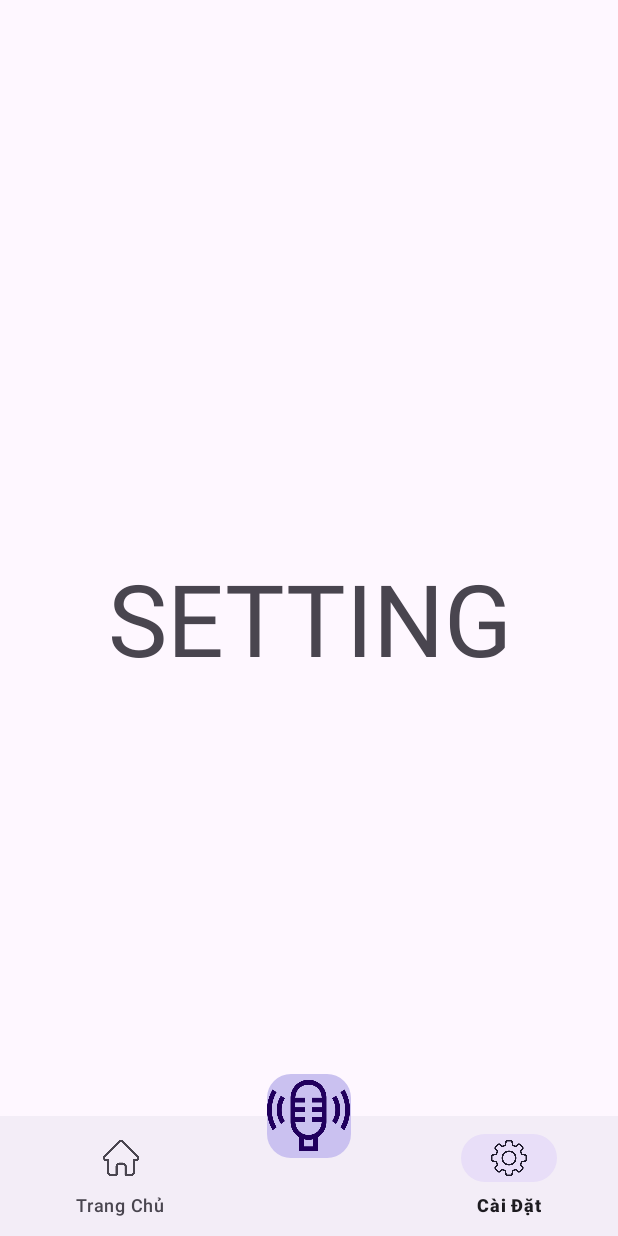
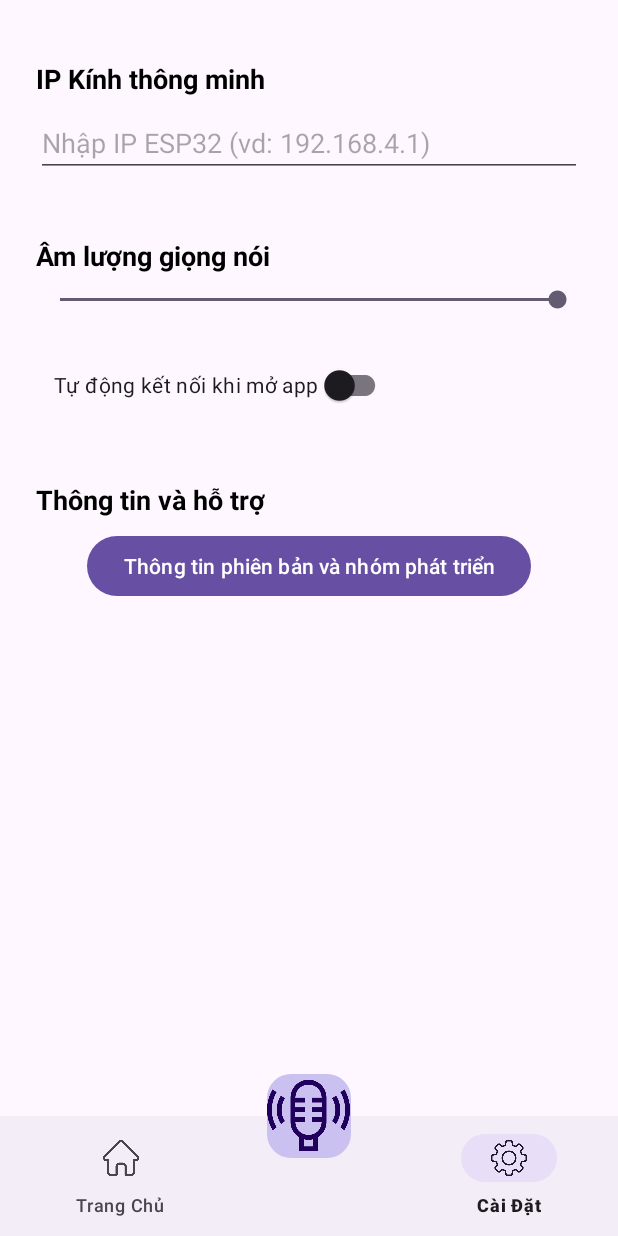
Before and after one commit to AnhKhoa027/SmartGlass, an Android app: the screen it shows after launch (MainActivity), item 3 of the bottom bar chosen, on a phone screen of 412 x 824 dp. Run offline under Robolectric (Android 15) with nearby library versions, the phone set to English and light mode, and no system bars; our stand-ins replace Volley.

Commit message:
Anh Khoa: Code chức năng SettingFragment

```diff
--- a/app/build.gradle.kts
+++ b/app/build.gradle.kts
@@ -49,4 +49,5 @@ dependencies {
     androidTestImplementation(libs.androidx.junit)
     androidTestImplementation(libs.androidx.espresso.core)
     implementation("com.android.volley:volley:1.2.1")
+    implementation("androidx.appcompat:appcompat:1.6.1")
 }
--- a/app/src/main/java/com/example/smartglass/HomeFragment.kt
+++ b/app/src/main/java/com/example/smartglass/HomeFragment.kt
@@ -1,5 +1,6 @@
 package com.example.smartglass
 
+import android.content.Context
 import android.graphics.Color
 import android.os.Bundle
 import android.view.LayoutInflater
@@ -7,28 +8,35 @@ import android.view.View
 import android.view.ViewGroup
 import android.widget.Button
 import android.widget.Toast
+import androidx.core.graphics.toColorInt
 import androidx.fragment.app.Fragment
 import com.android.volley.Request
+import com.android.volley.RequestQueue
 import com.android.volley.toolbox.StringRequest
 import com.android.volley.toolbox.Volley
-import androidx.core.graphics.toColorInt
 
 class HomeFragment : Fragment() {
 
-    private lateinit var connectButton: Button
-    private val esp32ConnectUrl = "http://192.168.4.1/connect"
-    private val esp32DisconnectUrl = "http://192.168.4.1/disconnect"
-    private var isConnected = false
+    private lateinit var btnConnectESP32: Button
+    private lateinit var requestQueue: RequestQueue
+    private var isESP32Connected = false
+
+    private val esp32Ip: String
+        get() = requireContext()
+            .getSharedPreferences(PREFS_NAME, Context.MODE_PRIVATE)
+            .getString(KEY_ESP32_IP, DEFAULT_IP) ?: DEFAULT_IP
+
+    private fun buildESP32Url(path: String) = "http://$esp32Ip/$path"
 
     override fun onCreateView(
         inflater: LayoutInflater, container: ViewGroup?,
         savedInstanceState: Bundle?
-    ): View? {
+    ): View {
         val view = inflater.inflate(R.layout.fragment_home, container, false)
+        btnConnectESP32 = view.findViewById(R.id.btnConnect)
 
-        connectButton = view.findViewById(R.id.btnConnect)
-        connectButton.setOnClickListener {
-            if (isConnected) {
+        btnConnectESP32.setOnClickListener {
+            if (isESP32Connected) {
                 disconnectFromESP32()
             } else {
                 connectToESP32()
@@ -38,61 +46,64 @@ class HomeFragment : Fragment() {
         return view
     }
 
+    override fun onViewCreated(view: View, savedInstanceState: Bundle?) {
+        super.onViewCreated(view, savedInstanceState)
+        requestQueue = Volley.newRequestQueue(requireContext())
+
+        val prefs = requireContext().getSharedPreferences(PREFS_NAME, Context.MODE_PRIVATE)
+        val autoConnect = prefs.getBoolean(KEY_AUTO_CONNECT, false)
+
+        if (autoConnect) {
+            connectToESP32()
+        }
+    }
+
+    private fun updateButtonState(textRes: Int, bgColor: String, enabled: Boolean) {
+        btnConnectESP32.apply {
+            text = getString(textRes)
+            setBackgroundColor(bgColor.toColorInt())
+            isEnabled = enabled
+        }
+    }
+
     fun connectToESP32() {
-        connectButton.apply {
-            isEnabled = false
-            text = getString(R.string.connecting)
-            setBackgroundColor(Color.GRAY)
-        }
+        updateButtonState(R.string.connecting, "#808080", false)
 
-        val requestQueue = Volley.newRequestQueue(requireContext())
-        val request = StringRequest(Request.Method.GET, esp32ConnectUrl,
+        val request = StringRequest(
+            Request.Method.GET, buildESP32Url("connect"),
             {
-                isConnected = true
-                connectButton.apply {
-                    text = getString(R.string.connected)
-                    setBackgroundColor("#4CAF50".toColorInt())
-                    isEnabled = true
-                }
+                isESP32Connected = true
+                updateButtonState(R.string.connected, "#4CAF50", true)
             },
             {
-                Toast.makeText(context, getString(R.string.connect_failed), Toast.LENGTH_SHORT).show()
-                connectButton.apply {
-                    text = getString(R.string.connect)
-                    setBackgroundColor("#2F58C3".toColorInt())
-                    isEnabled = true
-                }
-            })
-
+                Toast.makeText(context, R.string.connect_failed, Toast.LENGTH_SHORT).show()
+                updateButtonState(R.string.connect, "#2F58C3", true)
+            }
+        )
         requestQueue.add(request)
     }
 
     fun disconnectFromESP32() {
-        connectButton.apply {
-            isEnabled = false
-            text = getString(R.string.disconnecting)
-            setBackgroundColor(Color.GRAY)
-        }
+        updateButtonState(R.string.disconnecting, "#808080", false)
 
-        val requestQueue = Volley.newRequestQueue(requireContext())
-        val request = StringRequest(Request.Method.GET, esp32DisconnectUrl,
+        val request = StringRequest(
+            Request.Method.GET, buildESP32Url("disconnect"),
             {
-                isConnected = false
-                connectButton.apply {
-                    text = getString(R.string.disconnected)
-                    setBackgroundColor("#A9AFC0".toColorInt())
-                    isEnabled = true
-                }
+                isESP32Connected = false
+                updateButtonState(R.string.disconnected, "#A9AFC0", true)
             },
             {
-                Toast.makeText(context, getString(R.string.disconnect_failed), Toast.LENGTH_SHORT).show()
-                connectButton.apply {
-                    text = getString(R.string.connected)
-                    setBackgroundColor("#4CAF50".toColorInt())
-                    isEnabled = true
-                }
-            })
-
+                Toast.makeText(context, R.string.disconnect_failed, Toast.LENGTH_SHORT).show()
+                updateButtonState(R.string.connected, "#4CAF50", true)
+            }
+        )
         requestQueue.add(request)
     }
+
+    companion object {
+        private const val PREFS_NAME = "app_settings"
+        private const val KEY_ESP32_IP = "esp32_ip"
+        private const val KEY_AUTO_CONNECT = "auto_connect"
+        private const val DEFAULT_IP = "192.168.4.1"
+    }
 }
--- a/app/src/main/java/com/example/smartglass/SettingFragment.kt
+++ b/app/src/main/java/com/example/smartglass/SettingFragment.kt
@@ -1,59 +1,100 @@
 package com.example.smartglass
 
+import android.content.Context
 import android.os.Bundle
-import androidx.fragment.app.Fragment
 import android.view.LayoutInflater
 import android.view.View
 import android.view.ViewGroup
+import android.widget.SeekBar
+import android.widget.Button
+import androidx.appcompat.app.AlertDialog
+import androidx.appcompat.widget.SwitchCompat
+import androidx.fragment.app.Fragment
+import androidx.core.content.edit
 
-// TODO: Rename parameter arguments, choose names that match
-// the fragment initialization parameters, e.g. ARG_ITEM_NUMBER
-private const val ARG_PARAM1 = "param1"
-private const val ARG_PARAM2 = "param2"
+class SettingFragment : Fragment() {
 
-/**
- * A simple [Fragment] subclass.
- * Use the [SettingFragment.newInstance] factory method to
- * create an instance of this fragment.
- */
-class SettingFragment : Fragment() {
-    // TODO: Rename and change types of parameters
-    private var param1: String? = null
-    private var param2: String? = null
+    private lateinit var seekBarVolume: SeekBar
+    private lateinit var switchAutoConnectDevice: SwitchCompat
+    private lateinit var buttonAppInfo: Button
 
-    override fun onCreate(savedInstanceState: Bundle?) {
-        super.onCreate(savedInstanceState)
-        arguments?.let {
-            param1 = it.getString(ARG_PARAM1)
-            param2 = it.getString(ARG_PARAM2)
-        }
+    // Khởi tạo SharedPreferences chỉ 1 lần
+    private val prefs by lazy {
+        requireContext().getSharedPreferences(PREFS_NAME, Context.MODE_PRIVATE)
     }
 
     override fun onCreateView(
         inflater: LayoutInflater, container: ViewGroup?,
         savedInstanceState: Bundle?
-    ): View? {
-        // Inflate the layout for this fragment
-        return inflater.inflate(R.layout.fragment_setting, container, false)
+    ): View = inflater.inflate(R.layout.fragment_setting, container, false)
+
+    override fun onViewCreated(view: View, savedInstanceState: Bundle?) {
+        seekBarVolume = view.findViewById(R.id.seekbar_tts_volume)
+        switchAutoConnectDevice = view.findViewById(R.id.switch_auto_connect)
+        buttonAppInfo = view.findViewById(R.id.btn_app_info)
+
+        loadSettings()
+        setupListeners()
+    }
+
+    private fun loadSettings() {
+        seekBarVolume.progress = prefs.getInt(KEY_VOLUME, DEFAULT_VOLUME)
+            .coerceIn(MIN_VOLUME, MAX_VOLUME)
+        switchAutoConnectDevice.isChecked = prefs.getBoolean(KEY_AUTO_CONNECT, false)
+    }
+
+    private fun saveSettings() {
+        prefs.edit {
+            putInt(KEY_VOLUME, seekBarVolume.progress)
+            putBoolean(KEY_AUTO_CONNECT, switchAutoConnectDevice.isChecked)
+        }
+    }
+
+    private fun setupListeners() {
+        seekBarVolume.setOnSeekBarChangeListener(object : SeekBar.OnSeekBarChangeListener {
+            override fun onProgressChanged(seekBar: SeekBar?, progress: Int, fromUser: Boolean) {
+                saveSettings()
+            }
+            override fun onStartTrackingTouch(seekBar: SeekBar?) {}
+            override fun onStopTrackingTouch(seekBar: SeekBar?) {}
+        })
+
+        switchAutoConnectDevice.setOnCheckedChangeListener { _, _ ->
+            saveSettings()
+        }
+
+        buttonAppInfo.setOnClickListener {
+            showAppInfoDialog()
+        }
+    }
+
+    private fun showAppInfoDialog() {
+        val context = requireContext()
+        val appName = context.getString(R.string.app_name)
+        val versionName = runCatching {
+            context.packageManager.getPackageInfo(context.packageName, 0).versionName
+        }.getOrDefault("1.0")
+
+        val message = getString(
+            R.string.app_info_message,
+            appName,
+            versionName
+        )
+
+        AlertDialog.Builder(context)
+            .setTitle(R.string.title_app_info)
+            .setMessage(message)
+            .setPositiveButton(R.string.close, null)
+            .show()
     }
 
     companion object {
-        /**
-         * Use this factory method to create a new instance of
-         * this fragment using the provided parameters.
-         *
-         * @param param1 Parameter 1.
-         * @param param2 Parameter 2.
-         * @return A new instance of fragment SettingFragment.
-         */
-        // TODO: Rename and change types and number of parameters
-        @JvmStatic
-        fun newInstance(param1: String, param2: String) =
-            SettingFragment().apply {
-                arguments = Bundle().apply {
-                    putString(ARG_PARAM1, param1)
-                    putString(ARG_PARAM2, param2)
-                }
-            }
+        private const val PREFS_NAME = "app_settings"
+        private const val KEY_AUTO_CONNECT = "auto_connect"
+        private const val KEY_VOLUME = "volume"
+
+        private const val MIN_VOLUME = 0
+        private const val MAX_VOLUME = 100
+        private const val DEFAULT_VOLUME = 100
     }
 }
--- a/app/src/main/res/layout/fragment_setting.xml
+++ b/app/src/main/res/layout/fragment_setting.xml
@@ -1,17 +1,83 @@
-<?xml version="1.0" encoding="utf-8"?>
-<FrameLayout xmlns:android="http://schemas.android.com/apk/res/android"
-    xmlns:tools="http://schemas.android.com/tools"
+<ScrollView xmlns:android="http://schemas.android.com/apk/res/android"
     android:layout_width="match_parent"
     android:layout_height="match_parent"
-    tools:context=".SettingFragment">
+    android:padding="24dp">
 
-    <!-- TODO: Update blank fragment layout -->
-    <TextView
+    <LinearLayout
         android:layout_width="match_parent"
-        android:layout_height="match_parent"
-        android:text="SETTING"
-        android:gravity="center"
-        android:textSize="100px"/>
+        android:layout_height="wrap_content"
+        android:orientation="vertical"
+        android:showDividers="none">
 
 
-</FrameLayout>
+        <TextView
+            android:layout_width="match_parent"
+            android:layout_height="wrap_content"
+            android:text="@string/label_input_ip"
+            android:textStyle="bold"
+            android:textSize="18sp"
+            android:textColor="@android:color/black"
+            android:paddingTop="16dp"
+            android:paddingBottom="8dp" />
+
+        <EditText
+            android:id="@+id/edittext_esp32_ip"
+            android:layout_width="match_parent"
+            android:layout_height="wrap_content"
+            android:hint="@string/hint_esp32_ip"
+            android:layout_marginBottom="24dp"
+            android:inputType="text"
+            android:imeOptions="actionDone"
+            android:importantForAutofill="no"
+            android:autofillHints="" />
+
+        <TextView
+            android:layout_width="match_parent"
+            android:layout_height="wrap_content"
+            android:text="@string/label_tts_volume"
+            android:textStyle="bold"
+            android:textSize="18sp"
+            android:textColor="@android:color/black"
+            android:paddingTop="16dp"
+            android:paddingBottom="8dp" />
+
+        <SeekBar
+            android:id="@+id/seekbar_tts_volume"
+            android:layout_width="match_parent"
+            android:layout_height="wrap_content"
+            android:max="100"
+            android:progress="100"
+            android:layout_marginBottom="24dp" />
+
+        <androidx.appcompat.widget.SwitchCompat
+            android:id="@+id/switch_auto_connect"
+            android:layout_width="wrap_content"
+            android:layout_height="wrap_content"
+            android:text="@string/text_auto_connect"
+            android:layout_marginBottom="24dp"
+            android:minHeight="48dp"
+            android:padding="12dp"
+            android:layout_gravity="start" />
+
+        <TextView
+            android:layout_width="match_parent"
+            android:layout_height="wrap_content"
+            android:text="@string/title_info_support"
+            android:textStyle="bold"
+            android:textSize="18sp"
+            android:textColor="@android:color/black"
+            android:paddingTop="16dp"
+            android:paddingBottom="8dp" />
+
+        <Button
+            android:id="@+id/btn_app_info"
+            android:layout_width="wrap_content"
+            android:layout_height="wrap_content"
+            android:text="@string/btn_app_info"
+            android:layout_marginBottom="12dp"
+            android:minWidth="120dp"
+            android:paddingHorizontal="24dp"
+            android:layout_gravity="center_horizontal" />
+
+    </LinearLayout>
+</ScrollView>
--- a/app/src/main/res/values/strings.xml
+++ b/app/src/main/res/values/strings.xml
@@ -1,5 +1,5 @@
 <resources>
-    //UI
+    <!-- UI -->
     <string name="app_name">SmartGlass</string>
     <string name="voice_input">Voice input</string>
     <string name="smart_glass">Kính thông minh</string>
@@ -9,7 +9,7 @@
     <string name="icon_wifi">Biểu tượng Wifi</string>
     <string name="btn_connect">Nút ấn kết nối với Kính thông minh</string>
 
-    //Lệnh
+    <!-- Lệnh -->
     <string name="connect">Kết nối</string>
     <string name="connected">Đã kết nối</string>
     <string name="connecting">Đang kết nối...</string>
@@ -19,12 +19,24 @@
     <string name="disconnect_failed">Ngắt kết nối thất bại</string>
     <string name="voice_prompt">Hãy nói lệnh...</string>
 
-    //Phản hồi
+    <!-- Phản hồi -->
     <string name="voice_greeting">Chào bạn đến với SmartGlass. Hãy bấm mic ở góc dưới màn hình để ra lệnh.</string>
     <string name="voice_not_supported">Thiết bị không hỗ trợ giọng nói</string>
     <string name="voice_not_understood">Xin lỗi, tôi không hiểu lệnh của bạn</string>
     <string name="voice_connection_failed">Kết nối thất bại. Vui lòng thử lại.</string>
 
+    <!-- Setting Fragment -->
+    <string name="title_tts_settings">Cài đặt giọng nói</string>
+    <string name="title_info_support">Thông tin và hỗ trợ</string>
+    <string name="text_auto_connect">Tự động kết nối khi mở app</string>
+    <string name="btn_app_info">Thông tin phiên bản và nhóm phát triển</string>
+    <string name="title_app_info">Thông tin ứng dụng</string>
+    <string name="close">Đóng</string>
+    <string name="app_info_message">%1$s\nPhiên bản: %2$s\nNhóm Nghiên cứu khoa học: C1SE.16\nTrương Công Thành\nLê Hòa Hiệp\nNguyễn Văn Hướng\nPhạm Anh Khoa\nNguyễn Tấn Việt</string>
+    <string name="hint_esp32_ip">Nhập IP ESP32 (vd: 192.168.4.1)</string>
+    <string name="label_tts_volume">Âm lượng giọng nói</string>
+    <string name="label_input_ip">IP Kính thông minh</string>
+
     <!-- TODO: Remove or change this placeholder text -->
     <string name="hello_blank_fragment">Hello blank fragment</string>
 </resources>
```
Also changed, not shown: app/src/main/java/com/example/smartglass/VoiceResponder.kt (+10 -4 lines).
